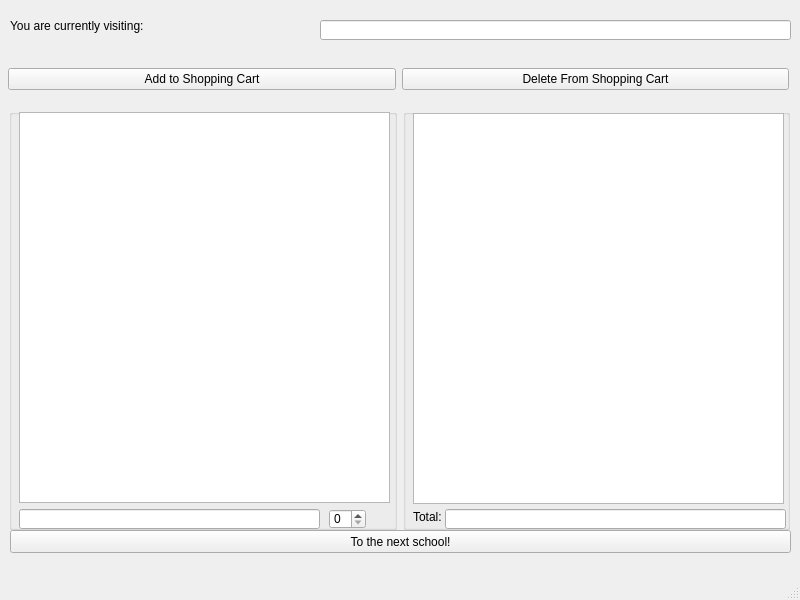
This is Group_Project_1/shoppingcart.ui in Cyrus-Riahi/CS1D-P1 as Qt 5 draws it before an edit. The edited form follows.
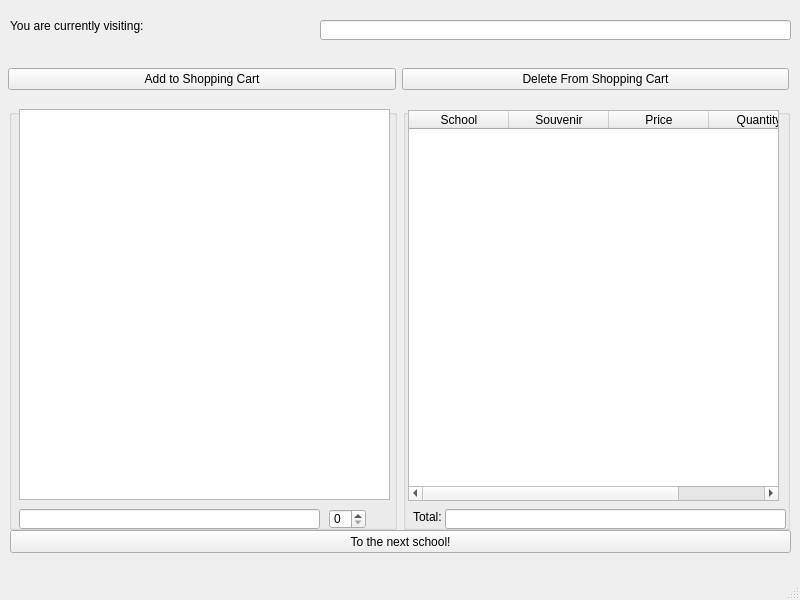
This is the edited form.

Patch:
```diff
--- a/Group_Project_1/shoppingcart.ui
+++ b/Group_Project_1/shoppingcart.ui
@@ -33,7 +33,7 @@
         <property name="geometry">
          <rect>
           <x>10</x>
-          <y>3</y>
+          <y>0</y>
           <width>371</width>
           <height>391</height>
          </rect>
@@ -69,16 +69,6 @@
        <property name="title">
         <string/>
        </property>
-       <widget class="QTableView" name="shoppingCartTableView">
-        <property name="geometry">
-         <rect>
-          <x>10</x>
-          <y>4</y>
-          <width>371</width>
-          <height>391</height>
-         </rect>
-        </property>
-       </widget>
        <widget class="QLabel" name="label_2">
         <property name="geometry">
          <rect>
@@ -105,6 +95,36 @@
          <bool>true</bool>
         </property>
        </widget>
+       <widget class="QTableWidget" name="shoppingCartTableWidget">
+        <property name="geometry">
+         <rect>
+          <x>5</x>
+          <y>1</y>
+          <width>371</width>
+          <height>391</height>
+         </rect>
+        </property>
+        <column>
+         <property name="text">
+          <string>School</string>
+         </property>
+        </column>
+        <column>
+         <property name="text">
+          <string>Souvenir</string>
+         </property>
+        </column>
+        <column>
+         <property name="text">
+          <string>Price</string>
+         </property>
+        </column>
+        <column>
+         <property name="text">
+          <string>Quantity</string>
+         </property>
+        </column>
+       </widget>
       </widget>
      </item>
     </layout>
```
